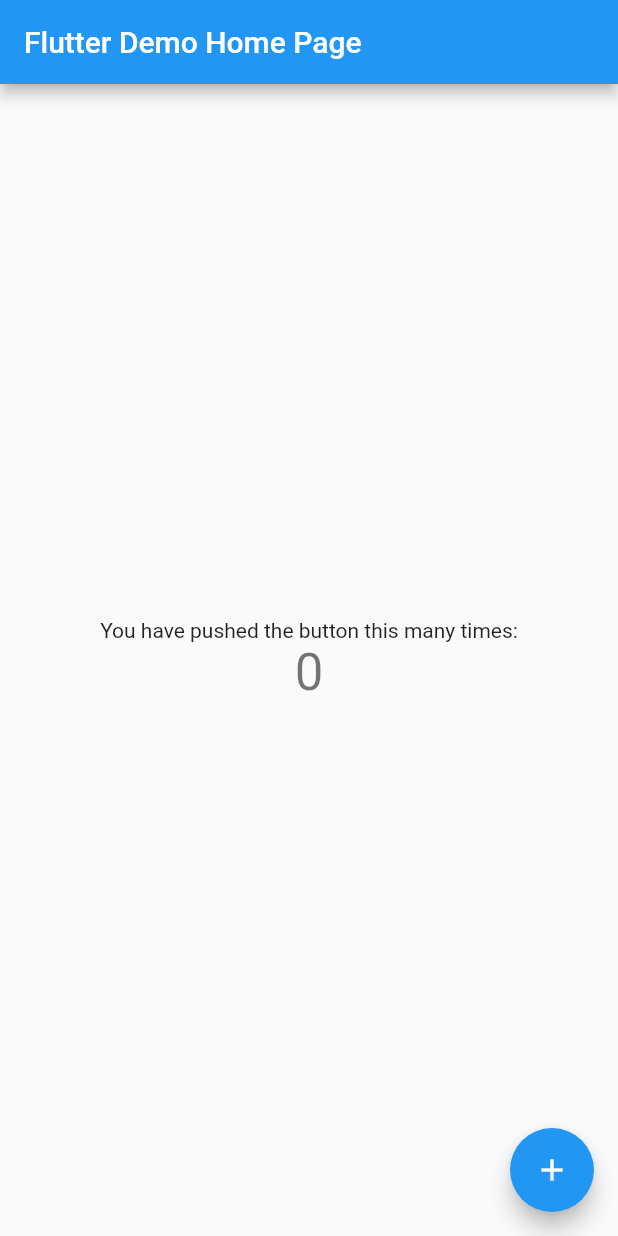
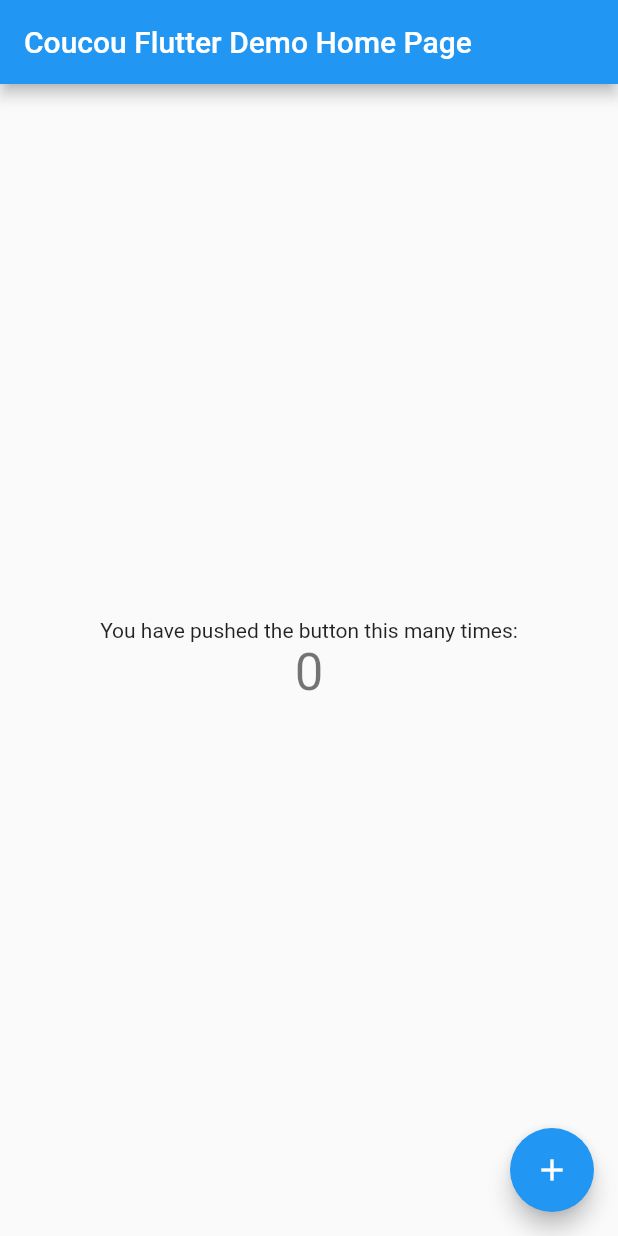
Before and after one commit to chauvinpierre79/DeploiTest, a Flutter app: the screen it shows after launch, on a phone screen of 412 x 824 dp. Run offline on Flutter 3.47's test engine with Material 2 defaults, Android fonts, the phone set to English and light mode, and no system bars.

Commit message:
modif coucou

```diff
--- a/lib/main.dart
+++ b/lib/main.dart
@@ -24,7 +24,7 @@ class MyApp extends StatelessWidget {
         // is not restarted.
         primarySwatch: Colors.blue,
       ),
-      home: const MyHomePage(title: 'Flutter Demo Home Page'),
+      home: const MyHomePage(title: 'Coucou Flutter Demo Home Page'),
     );
   }
 }
```
